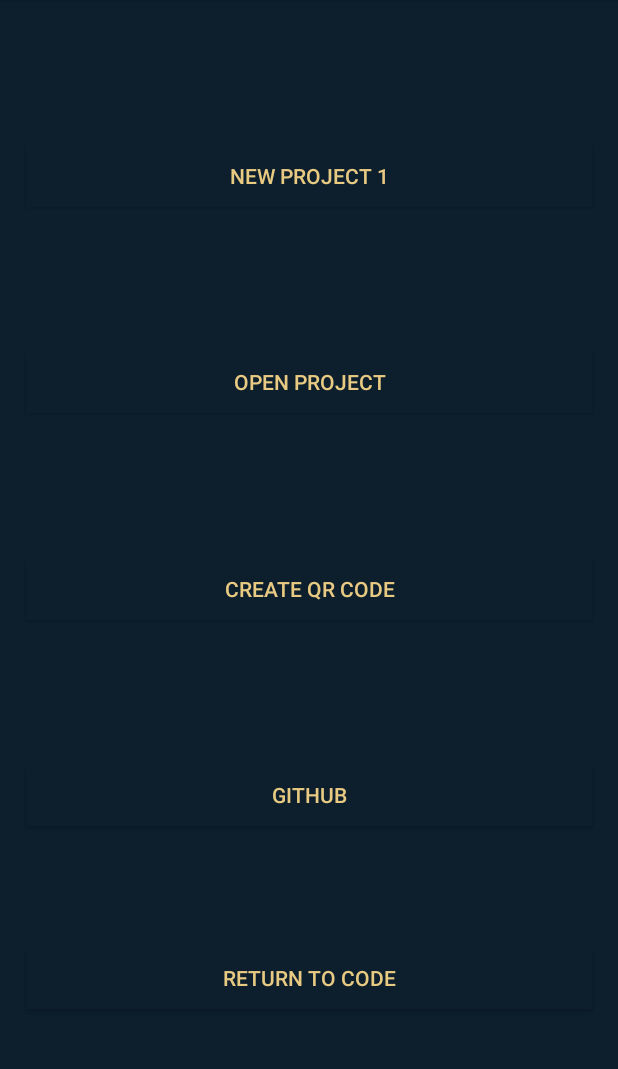
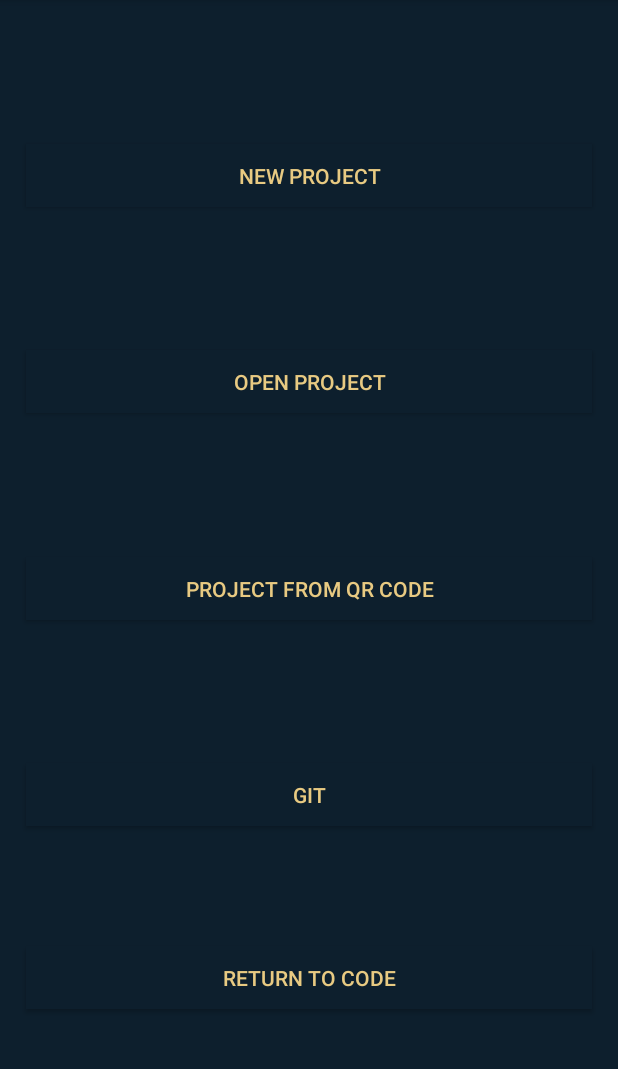
Before and after one commit to what-will-we-do-now/android-ide, an Android app: the HomeScreenActivity screen opened directly, with no data from a screen before it, on a phone screen of 412 x 824 dp, the part 84-1153 px from its top. Run offline under Robolectric (Android 15) with nearby library versions, the phone set to English and light mode, and no system bars.

Commit message:
Fixed button names to not be hardcoded

```diff
--- a/app/src/main/res/layout/home_screen.xml
+++ b/app/src/main/res/layout/home_screen.xml
@@ -17,7 +17,7 @@
         android:background="#0D1F2D"
         android:baselineAligned="false"
         android:onClick="openIDE"
-        android:text="New Project 1"
+        android:text="@string/project_new"
         android:textColor="#E8CA82"
         app:layout_constraintBottom_toTopOf="@+id/btnOpenProject"
         app:layout_constraintEnd_toEndOf="parent"
@@ -35,7 +35,7 @@
         android:background="#0D1F2D"
         android:baselineAligned="false"
         android:onClick="openIDE"
-        android:text="Open Project"
+        android:text="@string/project_open"
         android:textColor="#E8CA82"
         app:layout_constraintBottom_toTopOf="@+id/btnCreateQRCode"
         app:layout_constraintEnd_toEndOf="parent"
@@ -52,7 +52,7 @@
         android:layout_marginEnd="16dp"
         android:background="#0D1F2D"
         android:baselineAligned="false"
-        android:text="Create QR Code"
+        android:text="@string/project_from_qr"
         android:textColor="#E8CA82"
         app:layout_constraintBottom_toTopOf="@+id/btnGitHub"
         app:layout_constraintEnd_toEndOf="parent"
@@ -69,7 +69,7 @@
         android:layout_marginEnd="16dp"
         android:background="#0D1F2D"
         android:baselineAligned="false"
-        android:text="GitHub"
+        android:text="@string/git"
         android:textColor="#E8CA82"
         app:layout_constraintBottom_toTopOf="@+id/btnGotoCode"
         app:layout_constraintEnd_toEndOf="parent"
@@ -86,7 +86,7 @@
         android:layout_marginBottom="16dp"
         android:background="#0D1F2D"
         android:baselineAligned="false"
-        android:text="Return to Code"
+        android:text="@string/code_return"
         android:textColor="#E8CA82"
         app:layout_constraintBottom_toBottomOf="parent"
         app:layout_constraintEnd_toEndOf="parent"
--- a/app/src/main/res/values/strings.xml
+++ b/app/src/main/res/values/strings.xml
@@ -6,4 +6,10 @@
     <string name="google">Search</string>
 
     <string name="title_activity_ide_screen">IdeScreen</string>
+
+    <string name="project_new">New project</string>
+    <string name="project_open">Open project</string>
+    <string name="project_from_qr">Project from QR code</string>
+    <string name="git">Git</string>
+    <string name="code_return">Return to code</string>
 </resources>
```
